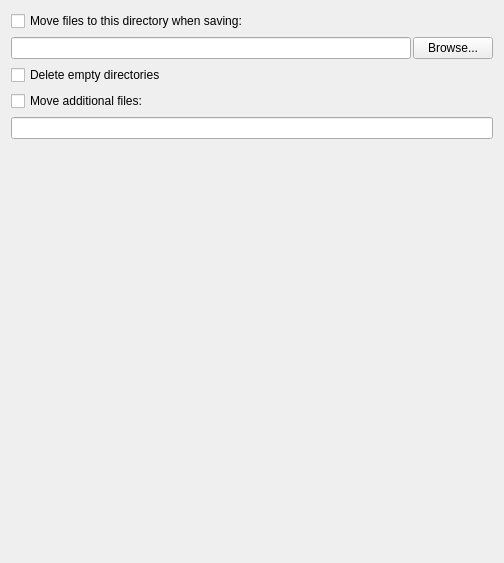
The window that ui/options_moving.ui (metabrainz/picard) describes before a commit, drawn with Qt 5.
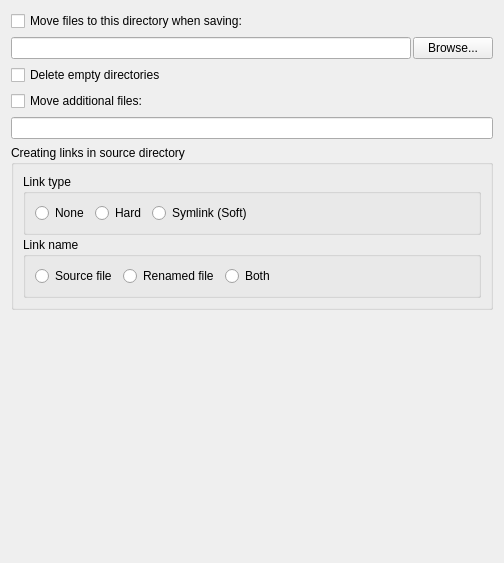
The same window after the commit.

Commit message: Added the option to create hard and/or soft links in a moved file's source directory that points to the new file location. The links can have the old filename or the new filename or both can be created.

Diff of the .ui file:
```diff
--- a/ui/options_moving.ui
+++ b/ui/options_moving.ui
@@ -73,6 +73,133 @@
      </property>
     </widget>
    </item>
+   <item row="6" column="0">
+    <widget class="QGroupBox" name="moving_files_2">
+     <property name="title">
+      <string>Creating links in source directory</string>
+     </property>
+     <layout class="QVBoxLayout">
+      <property name="spacing">
+       <number>2</number>
+      </property>
+      <property name="margin">
+       <number>9</number>
+      </property>
+      <item>
+       <widget class="QGroupBox" name="groupBox">
+        <property name="title">
+         <string>Link type</string>
+        </property>
+        <property name="flat">
+         <bool>false</bool>
+        </property>
+        <property name="checkable">
+         <bool>false</bool>
+        </property>
+        <layout class="QHBoxLayout" name="horizontalLayout">
+         <item>
+          <widget class="QRadioButton" name="link_type_none">
+           <property name="text">
+            <string>None</string>
+           </property>
+          </widget>
+         </item>
+         <item>
+          <widget class="QRadioButton" name="link_type_hard">
+           <property name="text">
+            <string>Hard</string>
+           </property>
+          </widget>
+         </item>
+         <item>
+          <widget class="QRadioButton" name="link_type_soft">
+           <property name="text">
+            <string>Symlink (Soft)</string>
+           </property>
+          </widget>
+         </item>
+         <item>
+          <spacer name="horizontalSpacer">
+           <property name="orientation">
+            <enum>Qt::Horizontal</enum>
+           </property>
+           <property name="sizeHint" stdset="0">
+            <size>
+             <width>40</width>
+             <height>20</height>
+            </size>
+           </property>
+          </spacer>
+         </item>
+         <item>
+          <widget class="QLabel" name="label_1">
+           <property name="text">
+            <string/>
+           </property>
+           <property name="wordWrap">
+            <bool>true</bool>
+           </property>
+          </widget>
+         </item>
+        </layout>
+       </widget>
+      </item>
+      <item>
+       <widget class="QGroupBox" name="groupBox_2">
+        <property name="title">
+         <string>Link name</string>
+        </property>
+        <layout class="QHBoxLayout" name="horizontalLayout_2">
+         <item>
+          <widget class="QRadioButton" name="link_filename_old">
+           <property name="text">
+            <string>Source file</string>
+           </property>
+          </widget>
+         </item>
+         <item>
+          <widget class="QRadioButton" name="link_filename_new">
+           <property name="text">
+            <string>Renamed file</string>
+           </property>
+          </widget>
+         </item>
+         <item>
+          <widget class="QRadioButton" name="link_filename_both">
+           <property name="text">
+            <string>Both</string>
+           </property>
+          </widget>
+         </item>
+         <item>
+          <spacer name="horizontalSpacer">
+           <property name="orientation">
+            <enum>Qt::Horizontal</enum>
+           </property>
+           <property name="sizeHint" stdset="0">
+            <size>
+             <width>40</width>
+             <height>20</height>
+            </size>
+           </property>
+          </spacer>
+         </item>
+         <item>
+          <widget class="QLabel" name="label_2">
+           <property name="text">
+            <string/>
+           </property>
+           <property name="wordWrap">
+            <bool>true</bool>
+           </property>
+          </widget>
+         </item>        
+        </layout>
+       </widget>
+      </item>
+     </layout>
+    </widget>
+   </item>
   </layout>
  </widget>
  <resources/>
```
Left out of the diff: 55 changed lines with no effect on the pictures. The commit also changes 3 other files.
